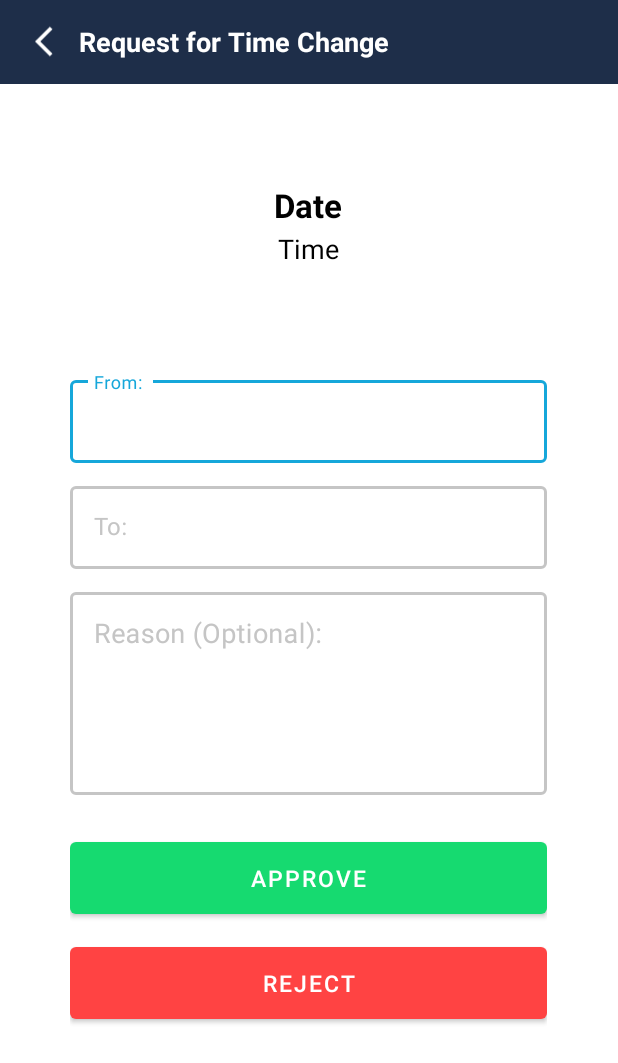
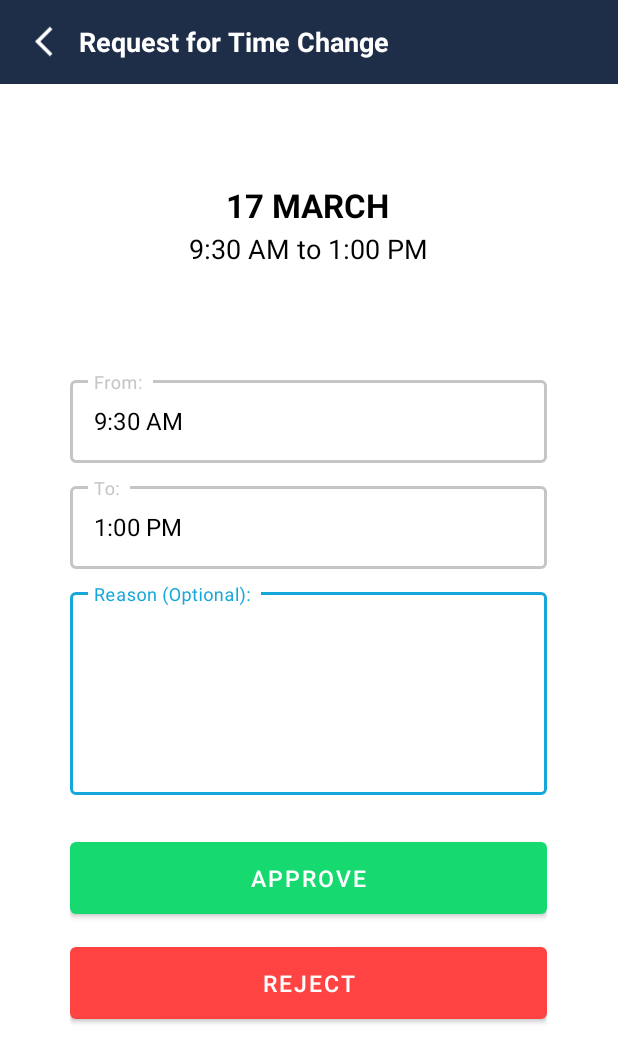
Before and after one commit to appcrafters-dev/RotaManager, an Android app: the TimeChangeRequest screen opened directly, with no data from a screen before it, after a tap on "17", on a phone screen of 412 x 824 dp. Shown: the top 1063 px of the screen. Run offline under Robolectric (Android 15) with nearby library versions, the phone set to English and light mode, and no system bars.

Commit message:
Time change request admin view updated ✅

```diff
--- a/app/src/main/java/com/deeppatel/rotamanager/admin/TimeChangeRequest.java
+++ b/app/src/main/java/com/deeppatel/rotamanager/admin/TimeChangeRequest.java
@@ -82,14 +82,12 @@ public class TimeChangeRequest extends AppCompatActivity {
     private List<TimeChangeRequestChildModel> ChildItemList() {
         List<TimeChangeRequestChildModel> timeChangeRequestChildModelList = new ArrayList<>();
 
-        timeChangeRequestChildModelList.add(new TimeChangeRequestChildModel("Tue", "17", "march", "John Doe", "9:30 AM to 1:00 PM"));
-        timeChangeRequestChildModelList.add(new TimeChangeRequestChildModel("Tue", "17", "march", "John Doe", "9:30 AM to 1:00 PM"));
-        timeChangeRequestChildModelList.add(new TimeChangeRequestChildModel("Tue", "19", "march", "John Doe", "9:30 AM to 1:00 PM"));
-        timeChangeRequestChildModelList.add(new TimeChangeRequestChildModel("Tue", "21", "march", "John Doe", "9:30 AM to 1:00 PM"));
-        timeChangeRequestChildModelList.add(new TimeChangeRequestChildModel("Tue", "19", "march", "John Doe", "9:30 AM to 1:00 PM"));
-        timeChangeRequestChildModelList.add(new TimeChangeRequestChildModel("Tue", "17", "march", "John Doe", "9:30 AM to 1:00 PM"));
-        timeChangeRequestChildModelList.add(new TimeChangeRequestChildModel("Tue", "21", "march", "John Doe", "9:30 AM to 1:00 PM"));
-        timeChangeRequestChildModelList.add(new TimeChangeRequestChildModel("Tue", "19", "march", "John Doe", "9:30 AM to 1:00 PM"));
+        timeChangeRequestChildModelList.add(new TimeChangeRequestChildModel("Tue", "John Doe","Tue", "9:30 AM ","1:00 PM", "17 ","march"));
+        timeChangeRequestChildModelList.add(new TimeChangeRequestChildModel("Tue", "John Doe","Tue", "9:30 AM ","1:00 PM", "19 ","march"));
+        timeChangeRequestChildModelList.add(new TimeChangeRequestChildModel("Tue", "John Doe","Tue", "9:30 AM ","1:00 PM", "21 ","march"));
+        timeChangeRequestChildModelList.add(new TimeChangeRequestChildModel("Tue", "John Doe","Tue", "9:30 AM ","1:00 PM", "21 ","march"));
+        timeChangeRequestChildModelList.add(new TimeChangeRequestChildModel("Tue", "John Doe","Tue", "9:30 AM ","1:00 PM", "17 ","march"));
+        timeChangeRequestChildModelList.add(new TimeChangeRequestChildModel("Tue", "John Doe","Tue", "9:30 AM ","1:00 PM", "17 ","march"));
 
         return timeChangeRequestChildModelList;
     }
--- a/app/src/main/java/com/deeppatel/rotamanager/admin/ViewTimeChangeRequest.java
+++ b/app/src/main/java/com/deeppatel/rotamanager/admin/ViewTimeChangeRequest.java
@@ -3,17 +3,79 @@ package com.deeppatel.rotamanager.admin;
 import androidx.appcompat.app.AppCompatActivity;
 
 import android.os.Bundle;
+import android.util.Log;
 import android.view.View;
+import android.widget.Button;
+import android.widget.EditText;
 import android.widget.ImageView;
+import android.widget.TextView;
 
 import com.deeppatel.rotamanager.R;
+import com.google.firebase.Timestamp;
+
+import java.util.Calendar;
+import java.util.Locale;
 
 public class ViewTimeChangeRequest extends AppCompatActivity {
     private ImageView back;
+    private TextView Date,Time;
+    private EditText fromTime,toTime,reason;
+    private Button request_reject,request_approve;
+    Calendar myCalendar = Calendar.getInstance();
+    Calendar mcurrentTime = Calendar.getInstance();
+    Calendar mcurrentTimeTo = Calendar.getInstance();
+    Timestamp fromTimeStamp;
+    Timestamp toTimeStamp;
+
     @Override
     protected void onCreate(Bundle savedInstanceState) {
         super.onCreate(savedInstanceState);
         setContentView(R.layout.activity_view_time_change_request);
+
+        String uid,date,day,month,oldFrom,oldTo,scheduleID;
+        Bundle extras = getIntent().getExtras();
+        scheduleID= extras.getString("scheduleID");
+        date= extras.getString("date");
+        day= extras.getString("day");
+        month= extras.getString("month");
+        oldFrom= extras.getString("from");
+        oldTo= extras.getString("to");
+        uid= extras.getString("uid");
+
+//        Log.e("@@@@@@@@@@@@@@@@@",scheduleID);
+
+        Date = findViewById(R.id.Date);
+        Time = findViewById(R.id.Time);
+        fromTime = findViewById(R.id.fromTime);
+        toTime= findViewById(R.id.toTime);
+        reason= findViewById(R.id.reason);
+
+        Date.setText(date + month.toUpperCase(Locale.ROOT));
+        Time.setText(oldFrom +"to " + oldTo);
+
+        fromTime.setText(oldFrom);
+        fromTime.setClickable(false);
+        fromTime.setFocusable(false);
+
+        toTime.setText(oldTo);
+        toTime.setClickable(false);
+        toTime.setFocusable(false);
+
+        request_reject = findViewById(R.id.request_reject);
+        request_reject.setOnClickListener(new View.OnClickListener(){
+            @Override
+            public void onClick(View view){
+                finish();
+            }
+        });
+
+        request_approve = findViewById(R.id.request_approve);
+        request_approve.setOnClickListener(new View.OnClickListener(){
+            @Override
+            public void onClick(View view){
+                finish();
+            }
+        });
 
         back = findViewById(R.id.backButtonToolbar);
         back.setOnClickListener(new View.OnClickListener(){
--- a/app/src/main/java/com/deeppatel/rotamanager/helpers/MemberTimetableModel.java
+++ b/app/src/main/java/com/deeppatel/rotamanager/helpers/MemberTimetableModel.java
@@ -8,6 +8,8 @@ public class MemberTimetableModel {
     public String to;
     public String month;
 
+    public String schedid;
+
     public String getSchedid() {
         return schedid;
     }
@@ -15,8 +17,6 @@ public class MemberTimetableModel {
     public void setSchedid(String schedid) {
         this.schedid = schedid;
     }
-
-    public String schedid;
 
     public MemberTimetableModel(String uid, String schedid,String day, String date, String from, String to,String month){
         this.uid = uid;
--- a/app/src/main/java/com/deeppatel/rotamanager/helpers/Navigate.java
+++ b/app/src/main/java/com/deeppatel/rotamanager/helpers/Navigate.java
@@ -33,9 +33,21 @@ public class Navigate {
         intent.putExtra("to", listdata.getTo());
         intent.putExtra("month", listdata.getMonth());
         intent.putExtra("scheduleID",listdata.getSchedid());
-
         fromContext.startActivity(intent);
     }
+
+    public static void toArguementsTime(Activity fromContext, Class toContext, TimeChangeRequestChildModel listdata) {
+        Intent intent = new Intent(fromContext, toContext);
+        intent.putExtra("uid", listdata.getUid());
+        intent.putExtra("date", listdata.getDate());
+        intent.putExtra("day", listdata.getDay());
+        intent.putExtra("from", listdata.getFrom());
+        intent.putExtra("to", listdata.getTo());
+        intent.putExtra("month", listdata.getMonth());
+        intent.putExtra("scheduleID",listdata.getSchedid());
+        fromContext.startActivity(intent);
+    }
+
 
     public static void replace(Activity fromContext, Class toContext) {
         Intent intent = new Intent(fromContext, toContext);
--- a/app/src/main/java/com/deeppatel/rotamanager/helpers/TimeChangeRequestChildAdapter.java
+++ b/app/src/main/java/com/deeppatel/rotamanager/helpers/TimeChangeRequestChildAdapter.java
@@ -35,11 +35,11 @@ public class TimeChangeRequestChildAdapter extends RecyclerView.Adapter<TimeChan
         TimeChangeRequestChildModel timeChangeRequestChildModel = timeChangeRequestChildModelList.get(position);
         childViewHolder.cardDate.setText(timeChangeRequestChildModel.getDate());
         childViewHolder.cardDay.setText(timeChangeRequestChildModel.getDay());
-        childViewHolder.new_timing.setText(timeChangeRequestChildModel.getName() + " has requested for the time change: " + timeChangeRequestChildModel.getTime());
+        childViewHolder.new_timing.setText(timeChangeRequestChildModel.getName() + " has requested for the time change: " + timeChangeRequestChildModel.getFrom() + " to " + timeChangeRequestChildModel.getTo());
         childViewHolder.card.setOnClickListener(new View.OnClickListener() {
             @Override
             public void onClick(View v) {
-                new Navigate().replace(currentActivity, ViewTimeChangeRequest.class);
+                new Navigate().toArguementsTime(currentActivity, ViewTimeChangeRequest.class,timeChangeRequestChildModel);
             }
         });
     }
--- a/app/src/main/java/com/deeppatel/rotamanager/helpers/TimeChangeRequestChildModel.java
+++ b/app/src/main/java/com/deeppatel/rotamanager/helpers/TimeChangeRequestChildModel.java
@@ -1,20 +1,88 @@
 package com.deeppatel.rotamanager.helpers;
 
 public class TimeChangeRequestChildModel {
-    private String name,time,day,date,month;
+    public String getName() {
+        return name;
+    }
 
-    public TimeChangeRequestChildModel(String day, String date, String month, String name, String time) {
+    public void setName(String name) {
         this.name = name;
-        this.time = time;
+    }
+
+    private String name;
+
+    public String getUid() {
+        return uid;
+    }
+
+    public void setUid(String uid) {
+        this.uid = uid;
+    }
+
+    public String getDate() {
+        return date;
+    }
+
+    public void setDate(String date) {
+        this.date = date;
+    }
+
+    public String getDay() {
+        return day;
+    }
+
+    public void setDay(String day) {
+        this.day = day;
+    }
+
+    public String getFrom() {
+        return from;
+    }
+
+    public void setFrom(String from) {
+        this.from = from;
+    }
+
+    public String getTo() {
+        return to;
+    }
+
+    public void setTo(String to) {
+        this.to = to;
+    }
+
+    public String getMonth() {
+        return month;
+    }
+
+    public void setMonth(String month) {
+        this.month = month;
+    }
+
+    public String uid;
+    public String date;
+    public String day;
+    public String from;
+    public String to;
+    public String month;
+    public String schedid;
+
+    public String getSchedid() {
+        return schedid;
+    }
+
+    public void setSchedid(String schedid) {
+        this.schedid = schedid;
+    }
+
+    public TimeChangeRequestChildModel(String uid,String name,String day,String from,String to, String date, String month) {
+        this.name = name;
+        this.uid = uid;
+        this.from = from;
+        this.to = to;
         this.day = day;
         this.date = date;
         this.month = month;
     }
 
-    public String getName() { return name; }
-    public String getTime() { return time; }
-    public String getDay() { return day; }
-    public String getDate() { return date; }
-    public String getMonth() { return month; }
-
 }
```
